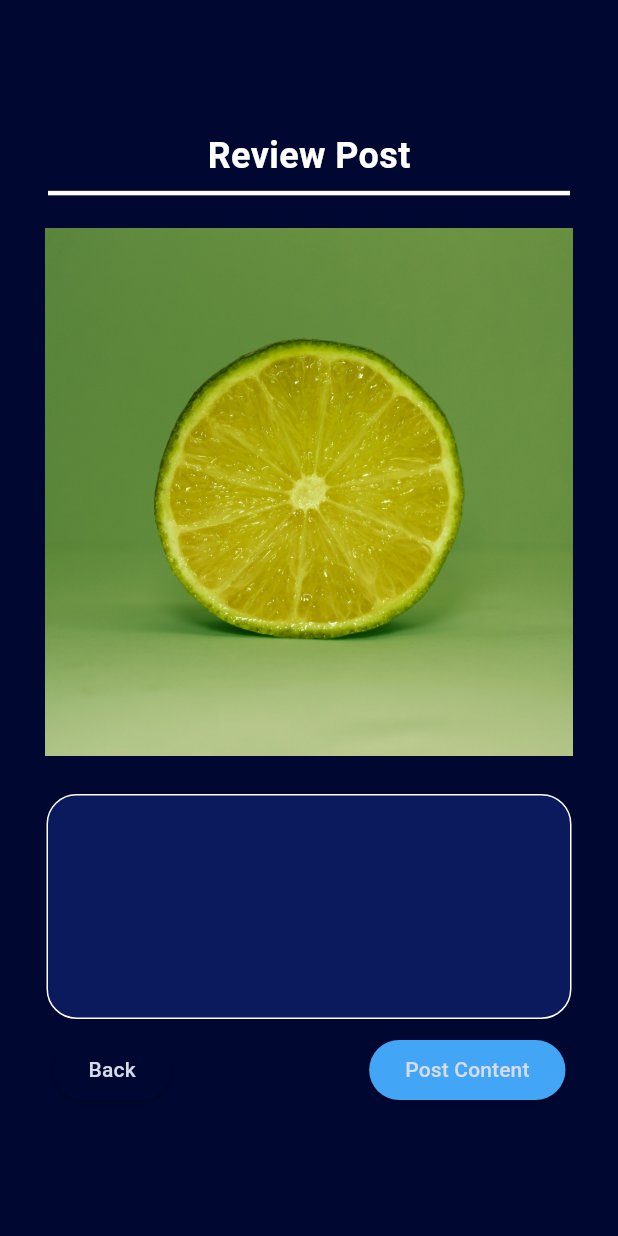
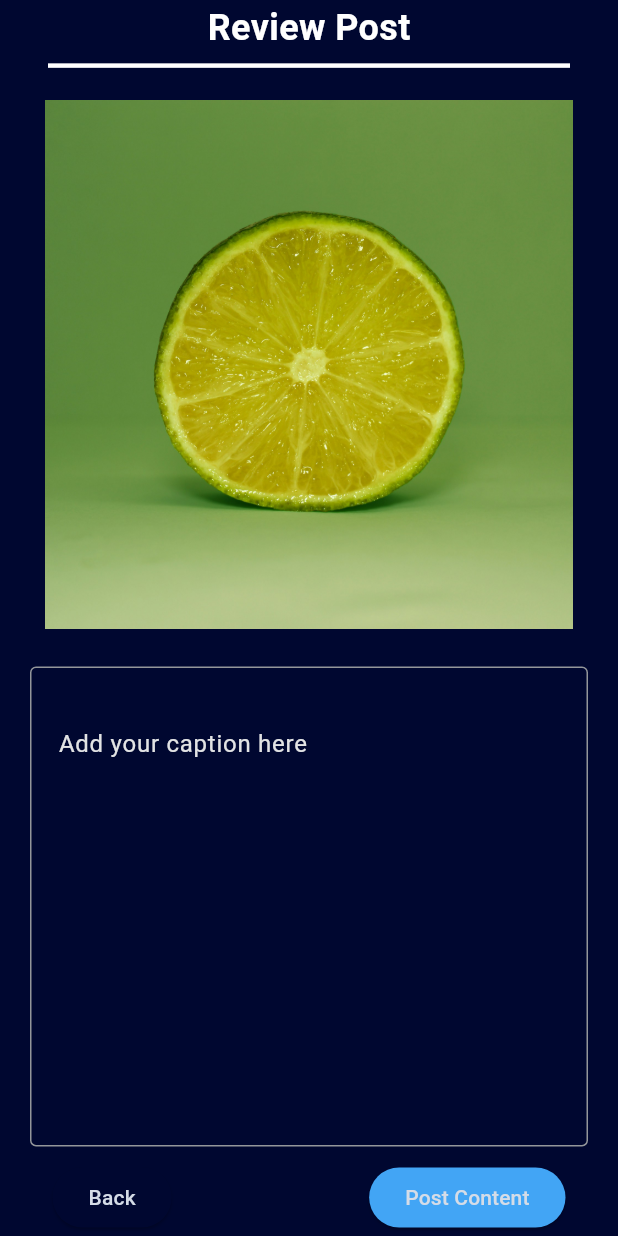
Before and after one commit to WillingDev0812/Blend, a Flutter app: the PostingOverviewPage screen opened by its route, after a tap on "Back", on a phone screen of 412 x 824 dp. Run offline on Flutter 3.47's test engine with Material 3 defaults, Android fonts, the phone set to English and light mode, and no system bars; our stand-ins replace animated_list_plus, cloud_firestore, curved_navigation_bar, firebase_analytics, firebase_auth, firebase_core and 6 more; missing offline and left inert: animated_digit, dart:ffi, flex_color_picker, flutter_facebook_auth, insta_assets_picker; accounts and stored records are empty; network calls fail; project files that could hold a hidden picture were left out.

Commit message:
revamped posting pages

```diff
--- a/blend/lib/components/imageProcessing/crop_result_view.dart
+++ b/blend/lib/components/imageProcessing/crop_result_view.dart
@@ -15,7 +15,7 @@ class PickerCropResultScreen extends StatelessWidget {
     final height = MediaQuery.of(context).size.height - kToolbarHeight;
 
     return Scaffold(
-      appBar: AppBar(title: const Text('Insta picker result')),
+      appBar: AppBar(title: const Text('Selected Media')),
       body: StreamBuilder<InstaAssetsExportDetails>(
         stream: cropStream,
         builder: (context, snapshot) => CropResultView(
--- a/blend/lib/pages/posting/media_insta.dart
+++ b/blend/lib/pages/posting/media_insta.dart
@@ -1,5 +1,7 @@
 import 'package:flutter/material.dart';
 import 'package:blend/components/imageProcessing/insta_picker_interface.dart';
+import 'package:provider/provider.dart';
+import 'package:blend/global_provider.dart';
 
 const _kMultiplePickerMax = 1;
 
@@ -16,7 +18,9 @@ class MultiplePicker extends StatelessWidget with InstaPickerInterface {
 
   @override
   Widget build(BuildContext context) => buildLayout(
+
         context,
+        provider:  Provider.of<GlobalProvider>(context),
         onPressed: () => pickAssets(context, maxAssets: _kMultiplePickerMax),
       );
 }
--- a/blend/lib/pages/posting/overview_post.dart
+++ b/blend/lib/pages/posting/overview_post.dart
@@ -9,6 +9,7 @@ class PostingOverviewPage extends StatelessWidget {
   @override
   Widget build(BuildContext context) {
     final provider = Provider.of<GlobalProvider>(context);
+    TextEditingController captionController = TextEditingController();
 
     return Scaffold(
       body: SafeArea(
@@ -43,20 +44,22 @@ class PostingOverviewPage extends StatelessWidget {
                     ImageContainer(provider: provider),
                     SizedBox(height: 25),
                     Container(
-                      padding: EdgeInsets.all(10.0),
-                      width: 350,
-                      height: 150,
-                      decoration: BoxDecoration(
-                        color: Color.fromARGB(255, 35, 70, 198).withOpacity(0.3),
-                        border: Border.all(color: Colors.white),
-                        borderRadius: BorderRadius.all(
-                          Radius.circular(20.0),
+                      child: TextField(
+                        controller: captionController,
+                        keyboardType: TextInputType.multiline,
+                        maxLines: 10,
+                        decoration: const InputDecoration(
+                          contentPadding: EdgeInsets.symmetric(
+                              vertical: 40, horizontal: 15),
+                          border: OutlineInputBorder(),
+                          labelText: "Add your caption here",
+                          alignLabelWithHint: true,
                         ),
                       ),
-
-                      child: Text(provider.postCaption)
                     ),
-                    SizedBox(height: 10,),
+                    SizedBox(
+                      height: 10,
+                    ),
                     Container(
                       margin: EdgeInsets.symmetric(horizontal: 15.0),
                       child: Row(
@@ -66,7 +69,7 @@ class PostingOverviewPage extends StatelessWidget {
                             child: Text('Back'),
                             onPressed: () {
                               print('We want to go back!');
-                              provider.goToPage(4);
+                              provider.goToPage(7);
                             },
                           ),
                           Spacer(),
@@ -77,6 +80,7 @@ class PostingOverviewPage extends StatelessWidget {
                             onPressed: () {
                               print('Post the Content');
                               // provider.goToPage(6);
+                              provider.postCaption = captionController.text;
                             },
                           ),
                         ],
--- a/blend/lib/pages/posting/platforms.dart
+++ b/blend/lib/pages/posting/platforms.dart
@@ -124,7 +124,7 @@ class PostingPlatformsPage extends StatelessWidget {
                     child: Text('Next'),
                     onPressed: () {
                       print('We want to go next!');
-                      provider.goToPage(5);
+                      provider.goToPage(7);
                     },
                   ),
                 ],
```
Also changed, not shown: blend/lib/components/imageProcessing/insta_picker_interface.dart (+26 -1 lines).
